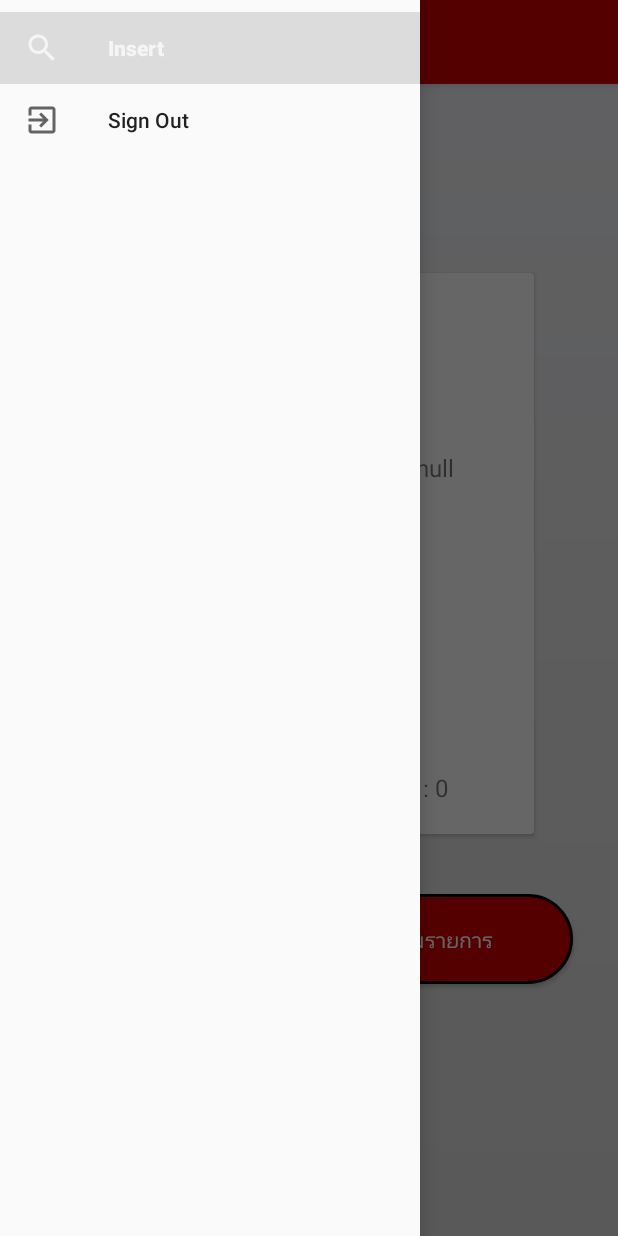
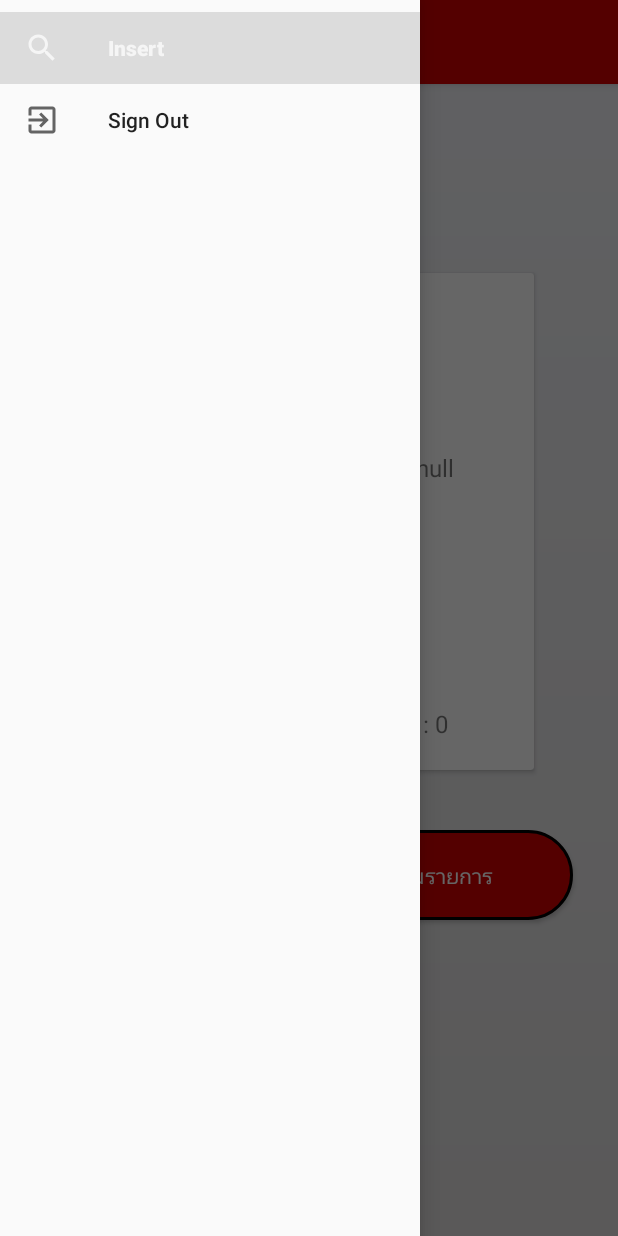
Before and after one commit to jirawan-chuapradit/AB-A-B-O-Keep-Bloods-Record, an Android app: the fragment InsertHistoryFragment placed in its activity, with the side drawer open, on a phone screen of 412 x 824 dp. Run offline under Robolectric (Android 15) with nearby library versions, the phone set to English and light mode, and no system bars; our stand-ins replace Firebase (no records; nobody signed in at launch, a user with empty details on screens opened directly); 4 statements that could not run were skipped.

Commit message:
de bug
------------delete birth-------------------
------update profile image icon--------
------------delete hint view profile-------------------

```diff
--- a/BloodsRecord/app/src/main/java/com/example/suttidasat/bloodsrecord/Interface/InsertHistoryFragment.java
+++ b/BloodsRecord/app/src/main/java/com/example/suttidasat/bloodsrecord/Interface/InsertHistoryFragment.java
@@ -48,7 +48,7 @@ public class InsertHistoryFragment extends Fragment {
     private ProgressDialog progressDialog;
     FirebaseFirestore firestore;
     DocumentReference donateHistory;
-    private TextView profileName, profileNationalID, profileBirth, profileBlood, profileEmail, currentDate, amount;
+    private TextView profileName, profileNationalID, profileBlood, profileEmail, currentDate, amount;
     Calendar calendar = Calendar.getInstance();
     SimpleDateFormat mdformat = new SimpleDateFormat("dd-MM-yyyy ");
 
@@ -84,7 +84,6 @@ public class InsertHistoryFragment extends Fragment {
 
         profileName = getView().findViewById(R.id.sh_name_donater);
         profileNationalID = getView().findViewById(R.id.sh_nid_donater);
-        profileBirth = getView().findViewById(R.id.sh_birth_donater);
         profileBlood = getView().findViewById(R.id.sh_group_donater);
         profileEmail = getView().findViewById(R.id.sh_email_donater);
         amount = getView().findViewById(R.id.sh_amount);
@@ -120,13 +119,11 @@ public class InsertHistoryFragment extends Fragment {
                         String name = doc.get(0).get("fName").toString() + "" + doc.get(0).get("lName").toString();
 
                         String nationalID = doc.get(0).get("nationalID").toString();
-                        String birth = doc.get(0).get("birth").toString();
                         String blood = doc.get(0).get("bloodGroup").toString();
                         String email = doc.get(0).get("email").toString();
 
                         profileName.setText("ชื่อ : " + name);
                         profileNationalID.setText("หมายเลขบัตรประชาชน : " + nationalID);
-                        profileBirth.setText("วันเกิด : " + birth);
                         profileBlood.setText("กรุ๊ปเลือด : " + blood);
                         profileEmail.setText("อีเมล : " + email);
                         currentDate.setText("วันที่ : " + date);
--- a/BloodsRecord/app/src/main/res/layout/fragment_donator_profile.xml
+++ b/BloodsRecord/app/src/main/res/layout/fragment_donator_profile.xml
@@ -43,7 +43,6 @@
                 android:layout_width="241dp"
                 android:layout_height="35dp"
                 android:layout_gravity="center"
-                android:text="นางสาว จิราวรรณ เชื้อประดิษฐ์"
                 tools:layout_editor_absoluteX="67dp"
                 tools:layout_editor_absoluteY="174dp" />
 
@@ -52,7 +51,6 @@
                 android:layout_width="241dp"
                 android:layout_height="37dp"
                 android:layout_gravity="center"
-                android:text="1-700-400-222-22-2"
                 tools:layout_editor_absoluteX="67dp"
                 tools:layout_editor_absoluteY="228dp" />
 
@@ -62,7 +60,6 @@
                 android:layout_width="241dp"
                 android:layout_height="37dp"
                 android:layout_gravity="center"
-                android:text="example@email.com"
                 tools:layout_editor_absoluteX="67dp"
                 tools:layout_editor_absoluteY="228dp" />
 
@@ -71,7 +68,6 @@
                 android:layout_width="241dp"
                 android:layout_height="41dp"
                 android:layout_gravity="center"
-                android:text="O"
                 tools:layout_editor_absoluteX="67dp"
                 tools:layout_editor_absoluteY="351dp" />
 
--- a/BloodsRecord/app/src/main/res/layout/insert_history.xml
+++ b/BloodsRecord/app/src/main/res/layout/insert_history.xml
@@ -75,13 +75,6 @@
                         android:paddingTop="20dp"
                         android:textSize="16sp" />
 
-                    <TextView
-                        android:id="@+id/sh_birth_donater"
-                        android:layout_width="match_parent"
-                        android:layout_height="wrap_content"
-                        android:gravity="center"
-                        android:paddingTop="20dp"
-                        android:textSize="16sp" />
 
                     <TextView
                         android:id="@+id/sh_email_donater"
```
Also changed, not shown: BloodsRecord/app/src/main/res/layout/fragment_register.xml (+4 -3 lines), BloodsRecord/app/src/main/res/drawable-xxhdpi/upload_profile.png (added).
